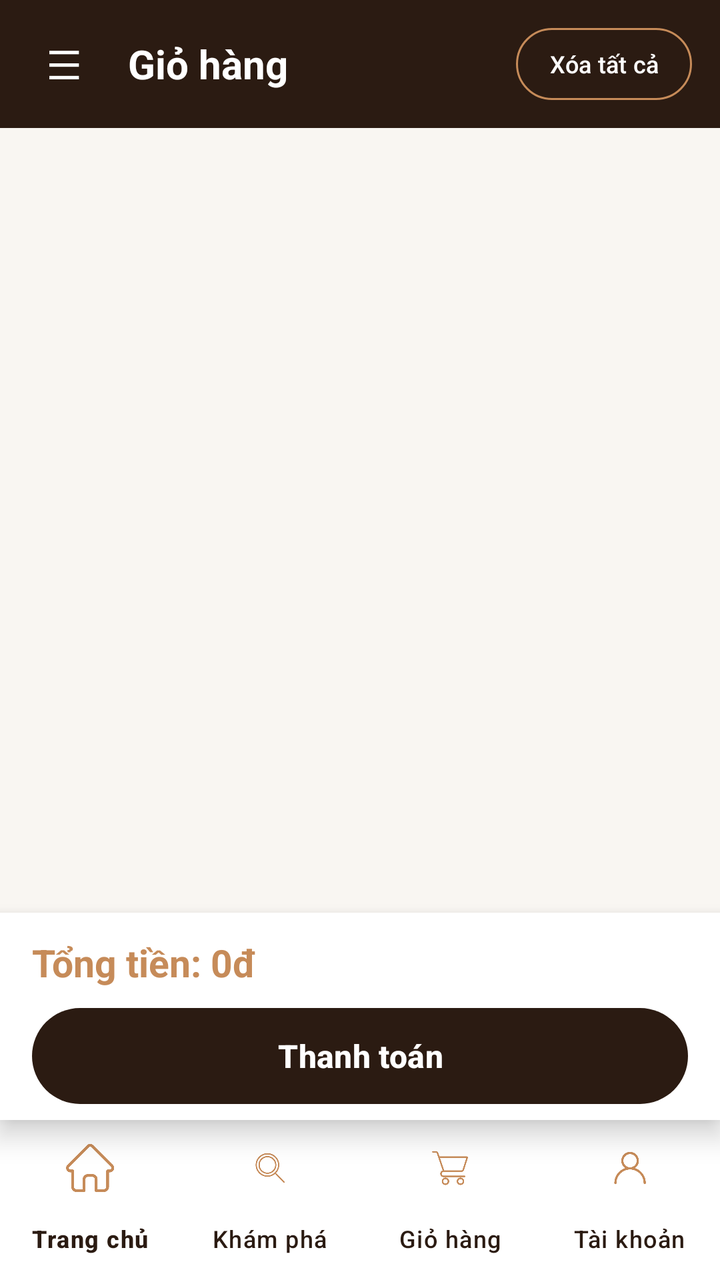
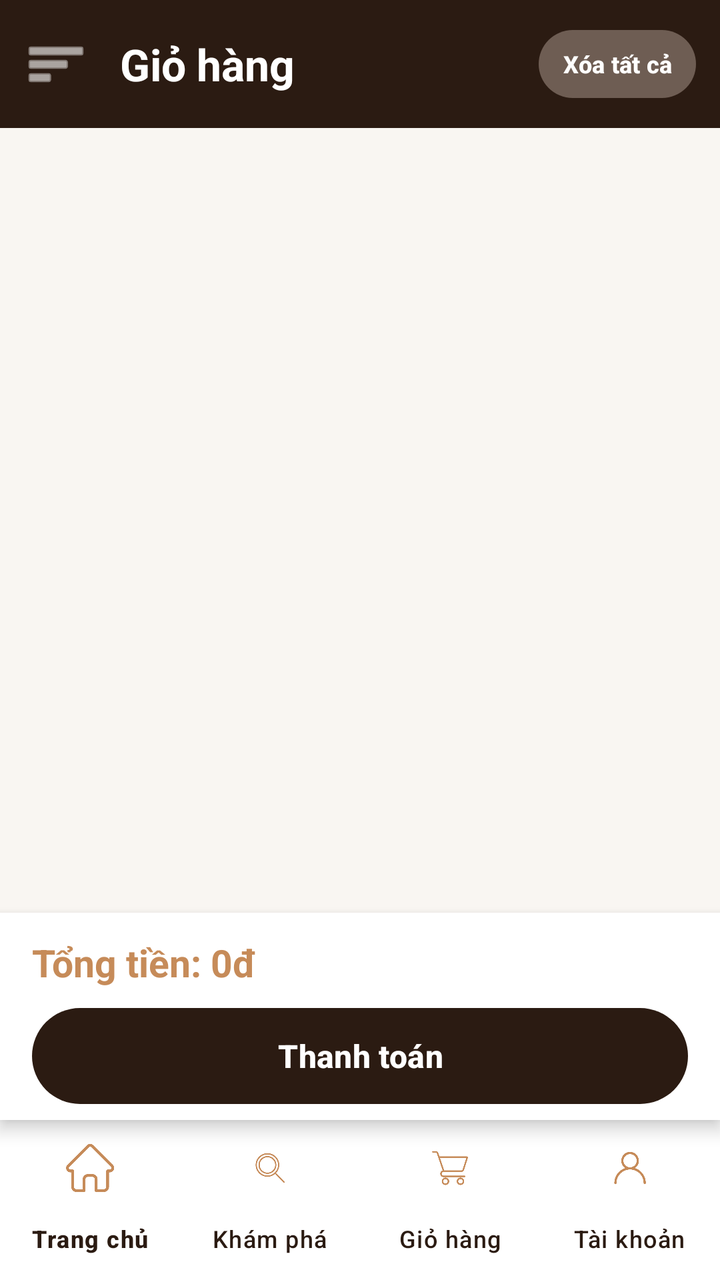

Screens rendered from an Android XML layout before and after an edit, with the pre-edit source and the edit as a unified diff.
<!-- AndroidManifest.xml: application theme Theme.MobilePro -->
<!-- res/layout/activity_cart.xml -->
<?xml version="1.0" encoding="utf-8"?>

<androidx.drawerlayout.widget.DrawerLayout
    xmlns:android="http://schemas.android.com/apk/res/android"
    xmlns:app="http://schemas.android.com/apk/res-auto"
    android:id="@+id/drawerLayout"
    android:layout_width="match_parent"
    android:layout_height="match_parent">

    <LinearLayout
        android:layout_width="match_parent"
        android:layout_height="match_parent"
        android:background="@color/cream"
        android:orientation="vertical">

        <LinearLayout
            android:layout_width="match_parent"
            android:layout_height="?attr/actionBarSize"
            android:background="@color/brown"
            android:gravity="center_vertical"
            android:orientation="horizontal"
            android:paddingHorizontal="8dp">

            <com.google.android.material.button.MaterialButton
                android:id="@+id/btnMenu"
                style="@style/Widget.Material3.Button.TextButton"
                android:layout_width="48dp"
                android:layout_height="48dp"
                android:insetTop="0dp"
                android:insetBottom="0dp"
                android:minWidth="0dp"
                android:padding="0dp"
                android:text="☰"
                android:textColor="@color/white"
                android:textSize="20sp" />

            <TextView
                android:layout_width="0dp"
                android:layout_height="wrap_content"
                android:layout_marginStart="8dp"
                android:layout_weight="1"
                android:text="Giỏ hàng"
                android:textColor="@color/white"
                android:textSize="20sp"
                android:textStyle="bold" />

            <com.google.android.material.button.MaterialButton
                android:id="@+id/btnClearCart"
                style="@style/Widget.Material3.Button.OutlinedButton"
                android:layout_width="wrap_content"
                android:layout_height="36dp"
                android:layout_marginEnd="6dp"
                android:insetTop="0dp"
                android:insetBottom="0dp"
                android:paddingHorizontal="12dp"
                android:text="Xóa tất cả"
                android:textColor="@color/white"
                android:textSize="12sp"
                app:cornerRadius="18dp"
                app:strokeColor="@color/caramel"
                app:strokeWidth="1dp" />
        </LinearLayout>

        <ListView
            android:id="@+id/listCart"
            android:layout_width="match_parent"
            android:layout_height="0dp"
            android:layout_weight="1"
            android:clipToPadding="false"
            android:divider="@android:color/transparent"
            android:dividerHeight="10dp"
            android:paddingHorizontal="12dp"
            android:paddingVertical="12dp" />

        <com.google.android.material.card.MaterialCardView
            android:layout_width="match_parent"
            android:layout_height="wrap_content"
            app:cardBackgroundColor="@color/white"
            app:cardCornerRadius="0dp"
            app:cardElevation="8dp"
            app:strokeWidth="0dp">

            <LinearLayout
                android:layout_width="match_parent"
                android:layout_height="wrap_content"
                android:orientation="vertical"
                android:paddingHorizontal="16dp"
                android:paddingTop="12dp"
                android:paddingBottom="8dp">

                <TextView
                    android:id="@+id/tvTotalPrice"
                    android:layout_width="match_parent"
                    android:layout_height="wrap_content"
                    android:layout_marginBottom="10dp"
                    android:text="Tổng tiền: 0đ"
                    android:textColor="@color/caramel"
                    android:textSize="19sp"
                    android:textStyle="bold" />

                <com.google.android.material.button.MaterialButton
                    android:id="@+id/btnCheckout"
                    android:layout_width="match_parent"
                    android:layout_height="48dp"
                    android:insetTop="0dp"
                    android:insetBottom="0dp"
                    android:text="Thanh toán"
                    android:textColor="@color/white"
                    android:textSize="16sp"
                    android:textStyle="bold"
                    app:backgroundTint="@color/brown"
                    app:cornerRadius="24dp" />
            </LinearLayout>
        </com.google.android.material.card.MaterialCardView>

        <com.google.android.material.bottomnavigation.BottomNavigationView
            android:id="@+id/bottomNav"
            android:layout_width="match_parent"
            android:layout_height="wrap_content"
            android:background="@color/white"
            app:itemActiveIndicatorStyle="@null"
            app:itemIconTint="@color/caramel"
            app:itemTextColor="@color/brown"
            app:labelVisibilityMode="labeled"
            app:menu="@menu/bottom_nav_menu" />

    </LinearLayout>

    <com.google.android.material.navigation.NavigationView
        android:id="@+id/navigationView"
        android:layout_width="wrap_content"
        android:layout_height="match_parent"
        android:layout_gravity="start"
        android:background="@color/cream"
        app:itemIconTint="@color/brown"
        app:itemTextColor="@color/brown"
        app:menu="@menu/drawer_menu" />

</androidx.drawerlayout.widget.DrawerLayout>
<!-- resources referenced by this layout -->
<resources>
  <color name="brown">#2B1B12</color>
  <color name="caramel">#C68B59</color>
  <color name="cream">#F9F6F2</color>
  <color name="white">#FFFFFFFF</color>
  <style name="Theme.MobilePro" parent="Base.Theme.MobilePro" />
  <style name="Base.Theme.MobilePro" parent="Theme.Material3.DayNight.NoActionBar">
          
          
      </style>
</resources>

<!-- the commit's change to res/layout/activity_cart.xml (unified diff, before → after) -->
@@ -13,53 +13,35 @@
         android:background="@color/cream"
         android:orientation="vertical">
 
-        <LinearLayout
+        <com.google.android.material.appbar.MaterialToolbar
+            android:id="@+id/topAppBar"
             android:layout_width="match_parent"
             android:layout_height="?attr/actionBarSize"
             android:background="@color/brown"
-            android:gravity="center_vertical"
-            android:orientation="horizontal"
-            android:paddingHorizontal="8dp">
+            app:navigationIcon="@android:drawable/ic_menu_sort_by_size"
+            app:navigationIconTint="@color/white"
+            app:title="Giỏ hàng"
+            app:titleTextAppearance="@style/ToolbarTitleBold"
+            app:titleTextColor="@color/white">
 
             <com.google.android.material.button.MaterialButton
-                android:id="@+id/btnMenu"
-                style="@style/Widget.Material3.Button.TextButton"
-                android:layout_width="48dp"
-                android:layout_height="48dp"
+                android:id="@+id/btnClearCart"
+                android:layout_width="wrap_content"
+                android:layout_height="34dp"
+                android:layout_gravity="end"
+                android:layout_marginEnd="12dp"
                 android:insetTop="0dp"
                 android:insetBottom="0dp"
                 android:minWidth="0dp"
-                android:padding="0dp"
-                android:text="☰"
-                android:textColor="@color/white"
-                android:textSize="20sp" />
-
-            <TextView
-                android:layout_width="0dp"
-                android:layout_height="wrap_content"
-                android:layout_marginStart="8dp"
-                android:layout_weight="1"
-                android:text="Giỏ hàng"
-                android:textColor="@color/white"
-                android:textSize="20sp"
-                android:textStyle="bold" />
-
-            <com.google.android.material.button.MaterialButton
-                android:id="@+id/btnClearCart"
-                style="@style/Widget.Material3.Button.OutlinedButton"
-                android:layout_width="wrap_content"
-                android:layout_height="36dp"
-                android:layout_marginEnd="6dp"
-                android:insetTop="0dp"
-                android:insetBottom="0dp"
                 android:paddingHorizontal="12dp"
                 android:text="Xóa tất cả"
                 android:textColor="@color/white"
                 android:textSize="12sp"
-                app:cornerRadius="18dp"
-                app:strokeColor="@color/caramel"
-                app:strokeWidth="1dp" />
-        </LinearLayout>
+                android:textStyle="bold"
+                app:backgroundTint="@color/brown_light"
+                app:cornerRadius="17dp" />
+
+        </com.google.android.material.appbar.MaterialToolbar>
 
         <ListView
             android:id="@+id/listCart"
@@ -77,7 +59,7 @@
             android:layout_height="wrap_content"
             app:cardBackgroundColor="@color/white"
             app:cardCornerRadius="0dp"
-            app:cardElevation="8dp"
+            app:cardElevation="5dp"
             app:strokeWidth="0dp">
 
             <LinearLayout
<!-- resource entries referenced after the edit -->
@@ -1,9 +1,13 @@
 <!-- resources referenced by this layout -->
 <resources>
   <color name="brown">#2B1B12</color>
+  <color name="brown_light">#6E5D53</color>
   <color name="caramel">#C68B59</color>
   <color name="cream">#F9F6F2</color>
   <color name="white">#FFFFFFFF</color>
+  <style name="ToolbarTitleBold" parent="TextAppearance.Material3.TitleLarge">
+          <item name="android:textStyle">bold</item>
+      </style>
   <style name="Theme.MobilePro" parent="Base.Theme.MobilePro" />
   <style name="Base.Theme.MobilePro" parent="Theme.Material3.DayNight.NoActionBar">
           
